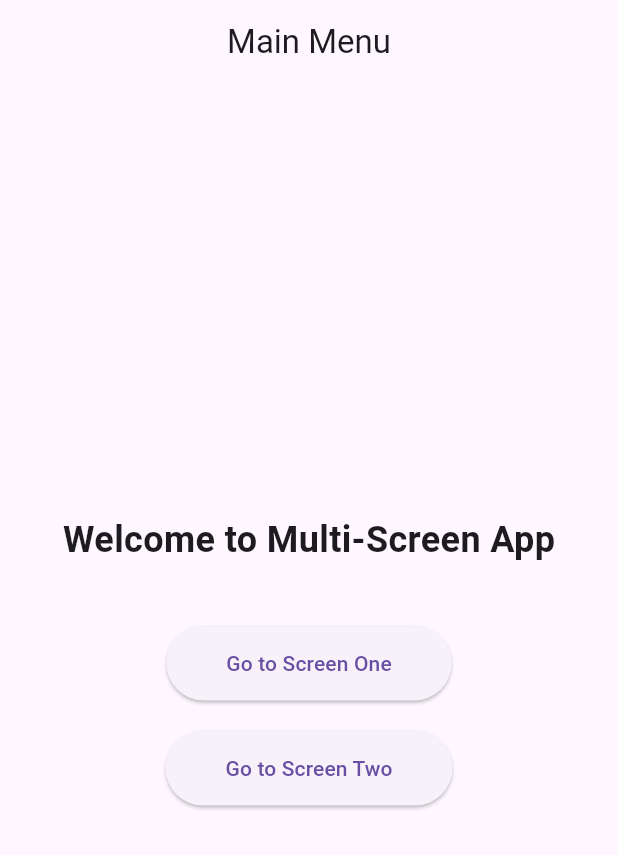
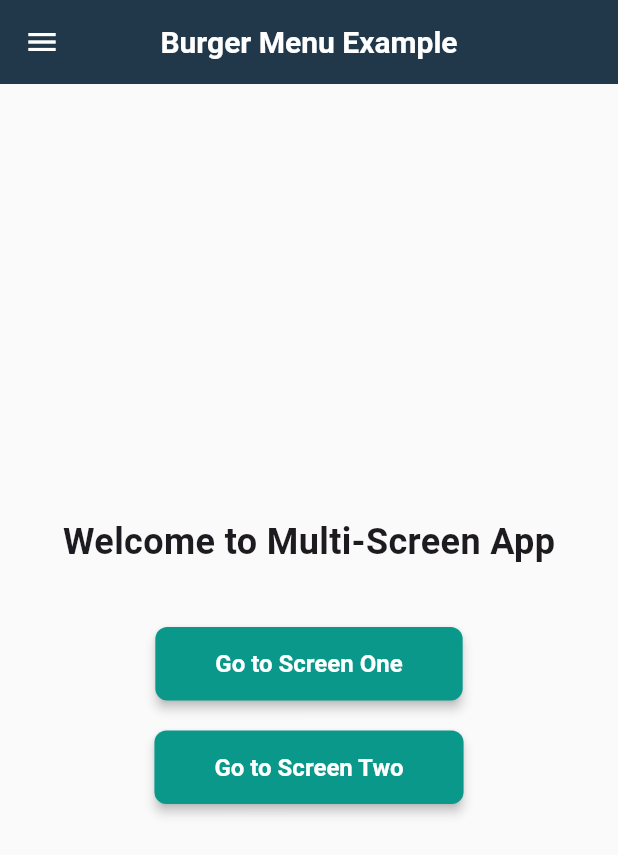
Before and after one commit to henryhazelton-uni/CrossPlatform, a Flutter app: the screen it shows after launch, on a phone screen of 412 x 824 dp. Shown: the top 855 px of the screen. Run offline on Flutter 3.47's test engine with Material 3 defaults, Android fonts, the phone set to English and light mode, and no system bars.

Commit message:
Added a hamburger menu

```diff
--- a/lib/main.dart
+++ b/lib/main.dart
@@ -12,7 +12,39 @@ class MyApp extends StatelessWidget {
   Widget build(BuildContext context) {
     return MaterialApp(
       title: 'Menu Navigation App',
-      theme: ThemeData(primarySwatch: Colors.teal),
+      theme: ThemeData(
+        primarySwatch: Colors.teal,
+        primaryColor: const Color(0xFF0A988B),
+        scaffoldBackgroundColor: Colors.grey.shade50,
+        appBarTheme: AppBarTheme(
+          backgroundColor: const Color(0xFF1C3645),
+          foregroundColor: Colors.white,
+          elevation: 2,
+          centerTitle: true,
+          titleTextStyle: const TextStyle(fontSize: 20, fontWeight: FontWeight.bold),
+        ),
+        elevatedButtonTheme: ElevatedButtonThemeData(
+          style: ElevatedButton.styleFrom(
+            backgroundColor: const Color(0xFF0A988B),
+            foregroundColor: Colors.white,
+            elevation: 3,
+            shape: RoundedRectangleBorder(borderRadius: BorderRadius.circular(8)),
+            padding: const EdgeInsets.symmetric(horizontal: 24, vertical: 12),
+            textStyle: const TextStyle(fontSize: 16, fontWeight: FontWeight.w600),
+          ),
+        ),
+        outlinedButtonTheme: OutlinedButtonThemeData(
+          style: OutlinedButton.styleFrom(
+            foregroundColor: const Color(0xFF0A988B),
+            side: const BorderSide(color: Color(0xFF0A988B), width: 2),
+            shape: RoundedRectangleBorder(borderRadius: BorderRadius.circular(8)),
+          ),
+        ),
+        textTheme: const TextTheme(
+          headlineMedium: TextStyle(fontSize: 24, fontWeight: FontWeight.bold, color: Color(0xFF061722)),
+          bodyLarge: TextStyle(fontSize: 16, color: Color(0xFF1C3645)),
+        ),
+      ),
       home: const MenuScreen(),
     );
   }
@@ -23,7 +55,45 @@ class MenuScreen extends StatelessWidget {
   @override
   Widget build(BuildContext context) {
     return Scaffold(
-      appBar: AppBar(title: const Text('Main Menu'), centerTitle: true),
+      appBar: AppBar(
+        title: Text('Burger Menu Example'),
+        leading: Builder(
+          builder: (context) => IconButton(icon: Icon(Icons.menu), onPressed: () => Scaffold.of(context).openDrawer()),
+        ),
+      ),
+      drawer: Drawer(
+        child: ListView(
+          padding: EdgeInsets.zero,
+          children: [
+            DrawerHeader(
+              decoration: BoxDecoration(color: Colors.blue),
+              child: Text('Menu Header', style: TextStyle(color: Colors.white, fontSize: 14)),
+            ),
+            ListTile(
+              leading: Icon(Icons.home),
+              title: Text('Home'),
+              onTap: () {
+                // Handle navigation or action
+              },
+            ),
+            ListTile(
+              leading: Icon(Icons.settings),
+              title: Text('Settings'),
+              onTap: () {
+                // Handle navigation or action
+              },
+            ),
+            ListTile(
+              leading: Icon(Icons.logout),
+              title: Text('Logout'),
+              onTap: () {
+                // Handle navigation or action
+              },
+            ),
+          ],
+        ),
+      ),
+
       body: Center(
         child: Column(
           mainAxisAlignment: MainAxisAlignment.center,
```
